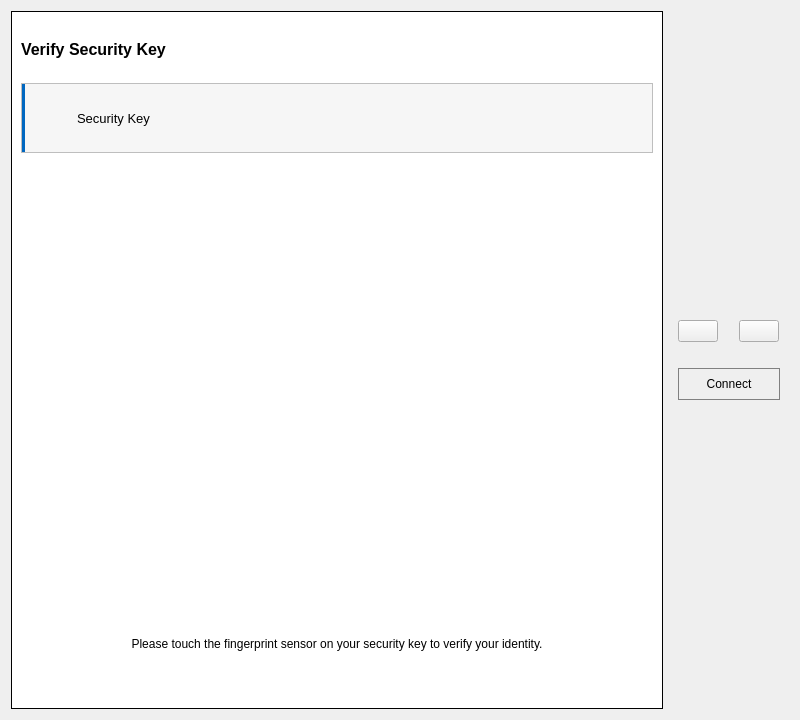
First picture: the form in src/views_ui/authenticate_views/twofa_key_view.ui, repository devforgely/MFA-Simulator, before the edit.
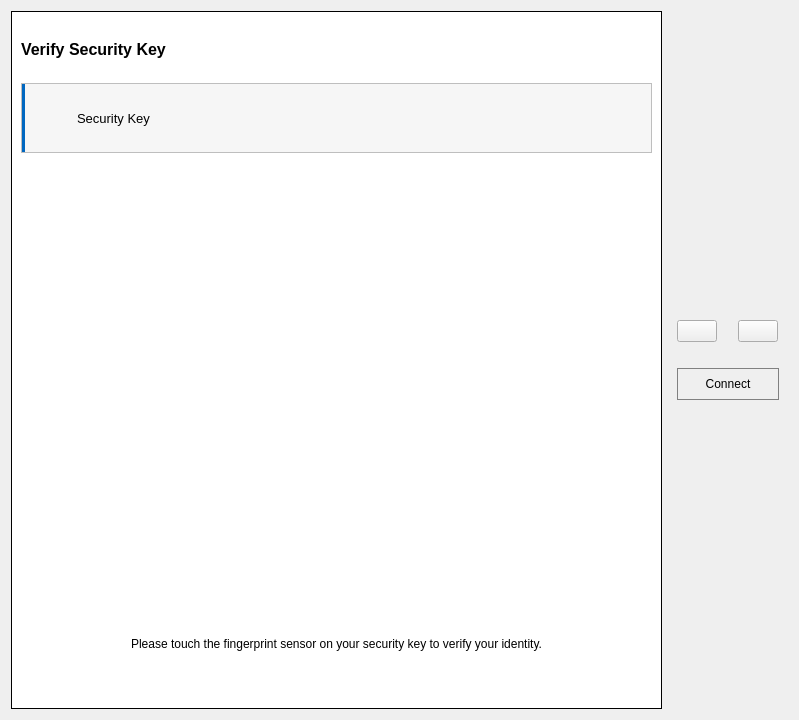
Second picture: the form after the edit. Icons and pictures are not drawn. Custom widgets are drawn as their Qt base class.

Patch:
```diff
--- a/src/views_ui/authenticate_views/twofa_key_view.ui
+++ b/src/views_ui/authenticate_views/twofa_key_view.ui
@@ -6,7 +6,7 @@
    <rect>
     <x>0</x>
     <y>0</y>
-    <width>800</width>
+    <width>799</width>
     <height>720</height>
    </rect>
   </property>
@@ -25,6 +25,11 @@
 	background-color: #fff;
 }
 
+#verify_title {
+	font-weight: bold;
+	font-size: 12pt;
+}
+
 #key_select_frame {
 	background-color: #f6f6f6;
 	border-left: 4px solid #0067c0;
@@ -36,6 +41,10 @@
 	width: 100px;
 }
 
+#connect_btn:hover {
+	background-color: #e6e6e6;
+}
+
 .ShadowButton {
 	max-width: 80px;
 	height: 100px;
@@ -69,20 +78,13 @@
      </property>
      <layout class="QVBoxLayout" name="verticalLayout">
       <item>
-       <widget class="QLabel" name="label_4">
+       <widget class="QLabel" name="verify_title">
         <property name="maximumSize">
          <size>
           <width>16777215</width>
           <height>50</height>
          </size>
         </property>
-        <property name="font">
-         <font>
-          <pointsize>12</pointsize>
-          <weight>75</weight>
-          <bold>true</bold>
-         </font>
-        </property>
         <property name="text">
          <string>Verify Security Key</string>
         </property>
@@ -275,7 +277,7 @@
         </property>
        </widget>
       </item>
-      <item alignment="Qt::AlignHCenter">
+      <item alignment="Qt::AlignLeft">
        <widget class="QPushButton" name="connect_btn">
         <property name="sizePolicy">
          <sizepolicy hsizetype="Minimum" vsizetype="Fixed">
@@ -301,16 +303,16 @@
   </layout>
  </widget>
  <customwidgets>
-  <customwidget>
-   <class>ShadowButton</class>
-   <extends>QPushButton</extends>
-   <header location="global">widgets/shadow.h</header>
-  </customwidget>
   <customwidget>
    <class>ClickableLabel</class>
    <extends>QLabel</extends>
    <header location="global">widgets/clickables.h</header>
   </customwidget>
+  <customwidget>
+   <class>ShadowButton</class>
+   <extends>QPushButton</extends>
+   <header location="global">widgets/shadow.h</header>
+  </customwidget>
  </customwidgets>
  <resources/>
  <connections/>
```
